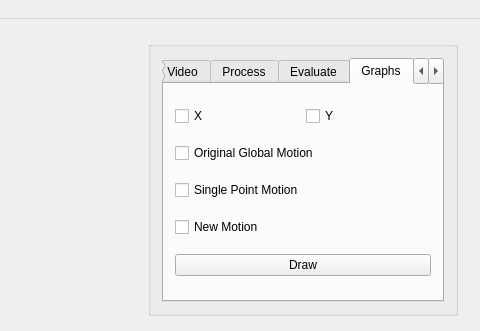
First picture: the form in mainwindow.ui, repository oliw/motion, before the edit; both pictures show x 587 to 1067 and y 0 to 331 of the 1067 by 619 pixel window.
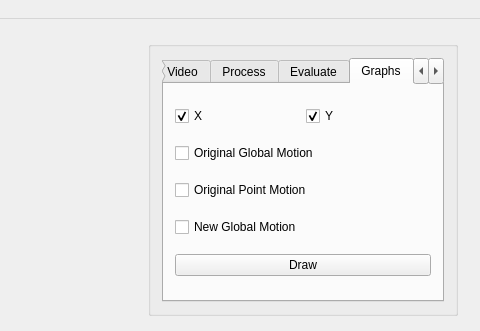
Second picture: the form after the edit.

```diff
--- a/mainwindow.ui
+++ b/mainwindow.ui
@@ -279,6 +279,9 @@
                 <property name="text">
                  <string>X</string>
                 </property>
+                <property name="checked">
+                 <bool>true</bool>
+                </property>
                </widget>
               </item>
               <item row="0" column="1">
@@ -286,6 +289,9 @@
                 <property name="text">
                  <string>Y</string>
                 </property>
+                <property name="checked">
+                 <bool>true</bool>
+                </property>
                </widget>
               </item>
               <item row="4" column="0" colspan="2">
@@ -308,14 +314,14 @@
               <item row="2" column="0" colspan="2">
                <widget class="QCheckBox" name="checkBox_9">
                 <property name="text">
-                 <string>Single Point Motion</string>
+                 <string>Original Point Motion</string>
                 </property>
                </widget>
               </item>
               <item row="3" column="0" colspan="2">
                <widget class="QCheckBox" name="checkBox_10">
                 <property name="text">
-                 <string>New Motion</string>
+                 <string>New Global Motion</string>
                 </property>
                </widget>
               </item>
```
Left out of the diff: 10 changed lines with no effect on the pictures.
